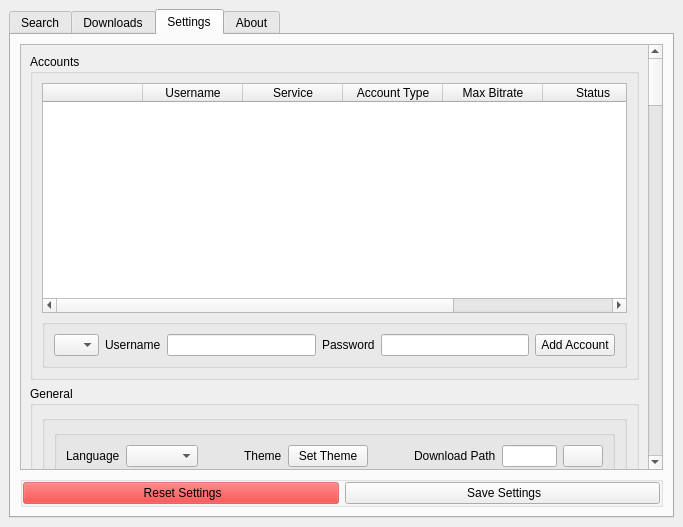
moddroid94/onthespot, file src/onthespot/gui/qtui/main.ui: the form before one commit.
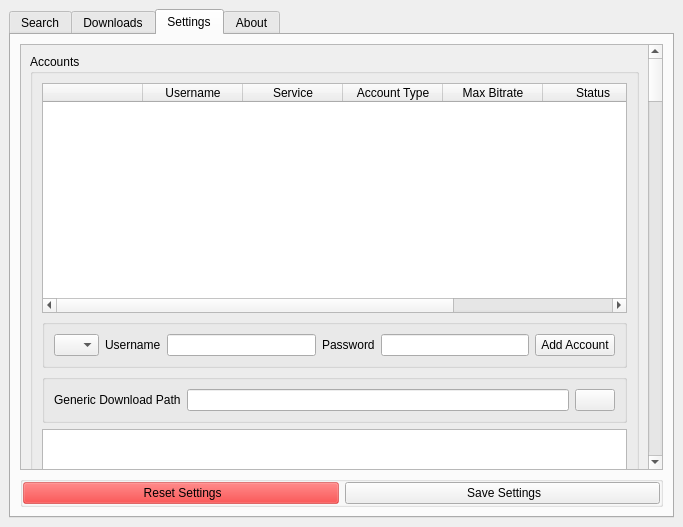
The form after the commit. Icons and pictures are not drawn.

Commit message: Add generic url parser via yt-dlp and add ability to cancel mid download

Patch:
```diff
--- a/src/onthespot/gui/qtui/main.ui
+++ b/src/onthespot/gui/qtui/main.ui
@@ -656,9 +656,9 @@
            <property name="geometry">
             <rect>
              <x>0</x>
-             <y>-213</y>
+             <y>-162</y>
              <width>627</width>
-             <height>3255</height>
+             <height>3566</height>
             </rect>
            </property>
            <layout class="QVBoxLayout" name="verticalLayout_16">
@@ -845,6 +845,58 @@
                  </layout>
                 </widget>
                </item>
+               <item>
+                <widget class="QGroupBox" name="groupbox_generic_download_root">
+                 <property name="title">
+                  <string/>
+                 </property>
+                 <layout class="QHBoxLayout" name="horizontalLayout_117">
+                  <item>
+                   <widget class="QLabel" name="lb_download_root_2">
+                    <property name="text">
+                     <string>Generic Download Path</string>
+                    </property>
+                   </widget>
+                  </item>
+                  <item>
+                   <widget class="QLineEdit" name="inp_generic_download_root">
+                    <property name="sizePolicy">
+                     <sizepolicy hsizetype="Expanding" vsizetype="Fixed">
+                      <horstretch>0</horstretch>
+                      <verstretch>0</verstretch>
+                     </sizepolicy>
+                    </property>
+                    <property name="minimumSize">
+                     <size>
+                      <width>0</width>
+                      <height>0</height>
+                     </size>
+                    </property>
+                   </widget>
+                  </item>
+                  <item>
+                   <widget class="QPushButton" name="btn_generic_download_root_browse">
+                    <property name="text">
+                     <string/>
+                    </property>
+                   </widget>
+                  </item>
+                 </layout>
+                </widget>
+               </item>
+               <item>
+                <widget class="QTextEdit" name="lb_generic_extractors">
+                 <property name="minimumSize">
+                  <size>
+                   <width>0</width>
+                   <height>250</height>
+                  </size>
+                 </property>
+                 <property name="readOnly">
+                  <bool>true</bool>
+                 </property>
+                </widget>
+               </item>
               </layout>
              </widget>
             </item>
```
The commit also changes 17 other files.
